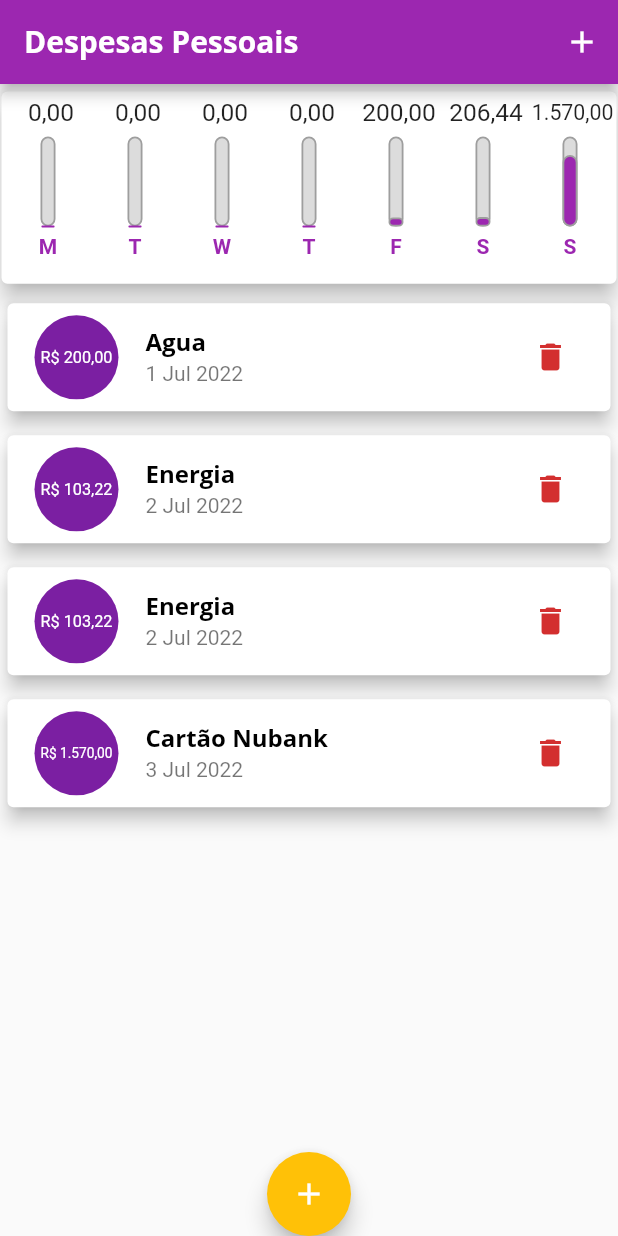
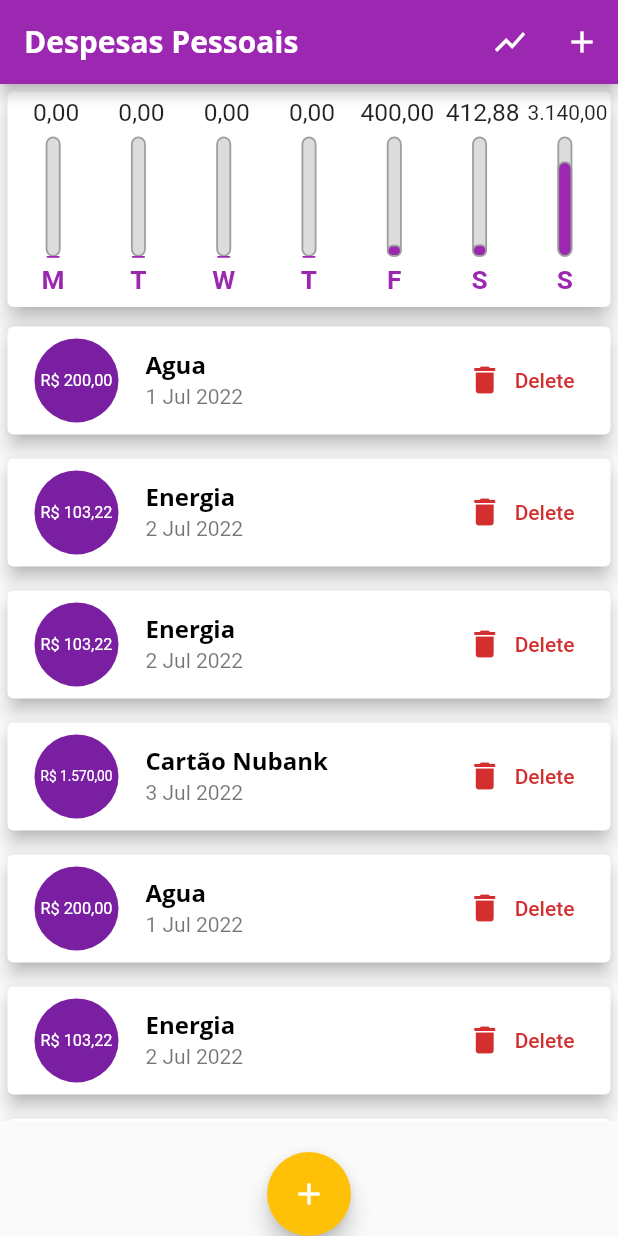
Before and after one commit to rogeriomq/flutter_personal_expenses_sample, a Flutter app: the screen it shows after launch, on a phone screen of 412 x 824 dp. Run offline on Flutter 3.47's test engine with Material 2 defaults, Android fonts, the phone set to English and light mode, and no system bars.

Commit message:
feat: using adaptative components;

```diff
--- a/lib/components/chart/chart.dart
+++ b/lib/components/chart/chart.dart
@@ -52,7 +52,7 @@ class Chart extends StatelessWidget {
   Widget build(BuildContext context) {
     return Card(
       elevation: 6,
-      margin: const EdgeInsets.symmetric(vertical: 5, horizontal: 1),
+      margin: const EdgeInsets.symmetric(vertical: 5, horizontal: 5),
       child: Padding(
         padding: const EdgeInsets.symmetric(vertical: 5, horizontal: 2),
         child: Row(
--- a/lib/components/chart/chart_bar.dart
+++ b/lib/components/chart/chart_bar.dart
@@ -21,10 +21,11 @@ class ChartBar extends StatelessWidget {
 
   @override
   Widget build(BuildContext context) {
-    return Column(
+    return LayoutBuilder(
+      builder: (layoutBuilderContext, constraints) => Column(
         children: [
           SizedBox(
-          height: 20,
+            height: constraints.maxHeight * 0.15,
             child: FittedBox(
               child: Text(
                 _currencyFormat(value),
@@ -35,9 +36,9 @@ class ChartBar extends StatelessWidget {
             ),
           ),
           Container(
-          height: 60,
+            height: constraints.maxHeight * 0.6,
             width: 10,
-          margin: const EdgeInsets.symmetric(vertical: 5),
+            margin: const EdgeInsets.symmetric(vertical: 5, horizontal: 5),
             child: Stack(
               alignment: Alignment.bottomCenter,
               children: [
@@ -67,11 +68,19 @@ class ChartBar extends StatelessWidget {
               ],
             ),
           ),
-        Text(label,
+          SizedBox(
+            height: constraints.maxHeight * 0.15,
+            child: FittedBox(
+              child: Text(
+                label,
                 style: TextStyle(
                     color: Theme.of(context).primaryColor,
-                fontWeight: FontWeight.w600))
+                    fontWeight: FontWeight.w600),
+              ),
+            ),
+          )
         ],
+      ),
     );
   }
 }
--- a/lib/components/transaction_list.dart
+++ b/lib/components/transaction_list.dart
@@ -15,23 +15,25 @@ class TransactionList extends StatelessWidget {
   @override
   Widget build(BuildContext context) {
     return transactions.isEmpty
-        ? Column(
+        ? LayoutBuilder(
+            builder: (_, constraints) => Column(
               children: [
                 Padding(
-                padding: const EdgeInsets.symmetric(vertical: 30),
+                  padding: const EdgeInsets.symmetric(vertical: 10),
                   child: Text(
                     'Nenhuma transação cadastrada',
                     style: Theme.of(context).textTheme.headline6,
                   ),
                 ),
                 SizedBox(
-                height: 300,
+                  height: constraints.maxHeight * .6,
                   child: Image.asset(
                     'assets/images/waiting.png',
                     fit: BoxFit.cover,
                   ),
                 ),
               ],
+            ),
           )
         : ListView.builder(
             itemCount: transactions.length,
@@ -57,7 +59,15 @@ class TransactionList extends StatelessWidget {
                   subtitle: Text(
                     DateFormat('d MMM y').format(currentTransaction.date),
                   ),
-                  trailing: IconButton(
+                  trailing: MediaQuery.of(context).size.width > 400
+                      ? TextButton.icon(
+                          onPressed: () => onRemove(currentTransaction.id),
+                          icon: const Icon(Icons.delete),
+                          label: const Text('Delete'),
+                          style: TextButton.styleFrom(
+                              primary: Theme.of(context).errorColor),
+                        )
+                      : IconButton(
                           icon: const Icon(Icons.delete),
                           color: Theme.of(context).errorColor,
                           onPressed: () => onRemove(currentTransaction.id),
--- a/lib/main.dart
+++ b/lib/main.dart
@@ -7,6 +7,10 @@ class ExpensesApp extends StatelessWidget {
   @override
   Widget build(BuildContext context) {
     final ThemeData theme = ThemeData(primarySwatch: Colors.purple);
+    // Fix Orientation of the App
+    // SystemChrome.setPreferredOrientations([
+    //   DeviceOrientation.portraitUp,
+    // ]);
 
     return MaterialApp(
       theme: theme.copyWith(
--- a/lib/screens/home_screen.dart
+++ b/lib/screens/home_screen.dart
@@ -1,10 +1,13 @@
+import 'dart:io';
 import 'dart:math';
 
+import 'package:flutter/cupertino.dart';
 import 'package:flutter/material.dart';
 import 'package:personal_expenses/components/chart/chart.dart';
 import 'package:personal_expenses/components/transaction_form.dart';
 import 'package:personal_expenses/components/transaction_list.dart';
 import 'package:personal_expenses/models/transaction.dart';
+import 'package:uuid/uuid.dart';
 
 class HomeScreen extends StatefulWidget {
   const HomeScreen({Key? key}) : super(key: key);
@@ -14,27 +17,55 @@ class HomeScreen extends StatefulWidget {
 }
 
 class _HomeScreenState extends State<HomeScreen> {
+  static const _uuid = Uuid();
+  final isApplePlatform = (Platform.isIOS || Platform.isMacOS);
+  bool _showChart = false;
+
   final List<Transaction> _transactions = [
     Transaction(
-      id: '1',
+      id: _uuid.v1(),
       title: 'Agua',
       value: 200,
       date: DateTime.now().subtract(const Duration(days: 2)),
     ),
     Transaction(
-      id: '2',
+      id: _uuid.v1(),
       title: 'Energia',
       value: 103.22,
       date: DateTime.now().subtract(const Duration(days: 1)),
     ),
     Transaction(
-      id: '3',
+      id: _uuid.v1(),
       title: 'Energia',
       value: 103.22,
       date: DateTime.now().subtract(const Duration(days: 1)),
     ),
     Transaction(
-      id: '4',
+      id: _uuid.v1(),
+      title: 'Cartão Nubank',
+      value: 1570,
+      date: DateTime.now(),
+    ),
+    Transaction(
+      id: _uuid.v1(),
+      title: 'Agua',
+      value: 200,
+      date: DateTime.now().subtract(const Duration(days: 2)),
+    ),
+    Transaction(
+      id: _uuid.v1(),
+      title: 'Energia',
+      value: 103.22,
+      date: DateTime.now().subtract(const Duration(days: 1)),
+    ),
+    Transaction(
+      id: _uuid.v1(),
+      title: 'Energia',
+      value: 103.22,
+      date: DateTime.now().subtract(const Duration(days: 1)),
+    ),
+    Transaction(
+      id: _uuid.v1(),
       title: 'Cartão Nubank',
       value: 1570,
       date: DateTime.now(),
@@ -82,34 +113,60 @@ class _HomeScreenState extends State<HomeScreen> {
     });
   }
 
+  Widget _getIconButton(IconData icon, Function() fn) {
+    return isApplePlatform
+        ? GestureDetector(
+            onTap: fn,
+            child: Padding(
+              padding: const EdgeInsets.symmetric(horizontal: 4),
+              child: Icon(
+                icon,
+                size: 20,
+              ),
+            ))
+        : IconButton(icon: Icon(icon), onPressed: fn);
+  }
+
   @override
   Widget build(BuildContext context) {
+    // Otimizando chamada do mediaQuery
+    final mediaQuery = MediaQuery.of(context);
+    final bool isLandscape = mediaQuery.orientation == Orientation.landscape;
+
+    final iconList =
+        isApplePlatform ? CupertinoIcons.arrow_right_arrow_left : Icons.list;
+    final chartList = isApplePlatform
+        ? CupertinoIcons.arrow_right_arrow_left
+        : Icons.show_chart;
+
+    final barActions = [
+      // if (isLandscape)
+      _getIconButton(_showChart ? iconList : chartList,
+          () => setState(() => _showChart = !_showChart)),
+      _getIconButton(Icons.add, () => _openTransactionFormModal(context))
+    ];
     final appBar = AppBar(
       title: const Text('Despesas Pessoais'),
-      actions: [
-        IconButton(
-          onPressed: () => _openTransactionFormModal(context),
-          icon: const Icon(Icons.add),
-        )
-      ],
+      actions: barActions,
     );
 
-    final availableHeight = MediaQuery.of(context).size.height -
+    final availableHeight = mediaQuery.size.height -
         appBar.preferredSize.height -
-        MediaQuery.of(context).padding.top;
+        mediaQuery.padding.top;
 
-    return Scaffold(
-      appBar: appBar,
-      body: SingleChildScrollView(
+    final bodyPage = SafeArea(
+      child: SingleChildScrollView(
         child: Column(
           crossAxisAlignment: CrossAxisAlignment.stretch,
           children: [
+            if (_showChart || !isLandscape)
               SizedBox(
-              height: availableHeight * 0.18,
+                height: availableHeight * (isLandscape ? .6 : .2),
                 child: Chart(recentTransactions: _recentTransactions),
               ),
+            if (!_showChart || !isLandscape)
               SizedBox(
-              height: availableHeight * 0.82,
+                height: availableHeight * (isLandscape ? 1 : .7),
                 child: TransactionList(
                   transactions: _transactions,
                   onRemove: _removeTransaction,
@@ -118,11 +175,30 @@ class _HomeScreenState extends State<HomeScreen> {
           ],
         ),
       ),
-      floatingActionButton: FloatingActionButton(
+    );
+
+    return isApplePlatform
+        ? CupertinoPageScaffold(
+            navigationBar: CupertinoNavigationBar(
+              middle: const Text('Despesas Pessoais'),
+              trailing: Row(
+                mainAxisSize: MainAxisSize.min,
+                children: barActions,
+              ),
+            ),
+            child: bodyPage,
+          )
+        : Scaffold(
+            appBar: appBar,
+            body: bodyPage,
+            floatingActionButton: isApplePlatform
+                ? const SizedBox()
+                : FloatingActionButton(
                     child: const Icon(Icons.add),
                     onPressed: () => _openTransactionFormModal(context),
                   ),
-      floatingActionButtonLocation: FloatingActionButtonLocation.centerDocked,
+            floatingActionButtonLocation:
+                FloatingActionButtonLocation.centerDocked,
           );
   }
 }
--- a/pubspec.yaml
+++ b/pubspec.yaml
@@ -34,6 +34,7 @@ dependencies:
   # Use with the CupertinoIcons class for iOS style icons.
   cupertino_icons: ^1.0.2
   intl: ^0.17.0
+  uuid: ^3.0.6
 
 dev_dependencies:
   flutter_test:
```
Also changed, not shown: lib/components/adaptive_button.dart (added, +31 -0 lines), lib/components/adaptive_date_picker.dart (added, +68 -0 lines), lib/components/adaptive_textfield.dart (added, +48 -0 lines), lib/components/transaction_form.dart (+41 -63 lines), lib/mixins/platforms_helper.dart (added, +7 -0 lines), pubspec.lock. Lines whose indentation alone changed are shown as unchanged.
